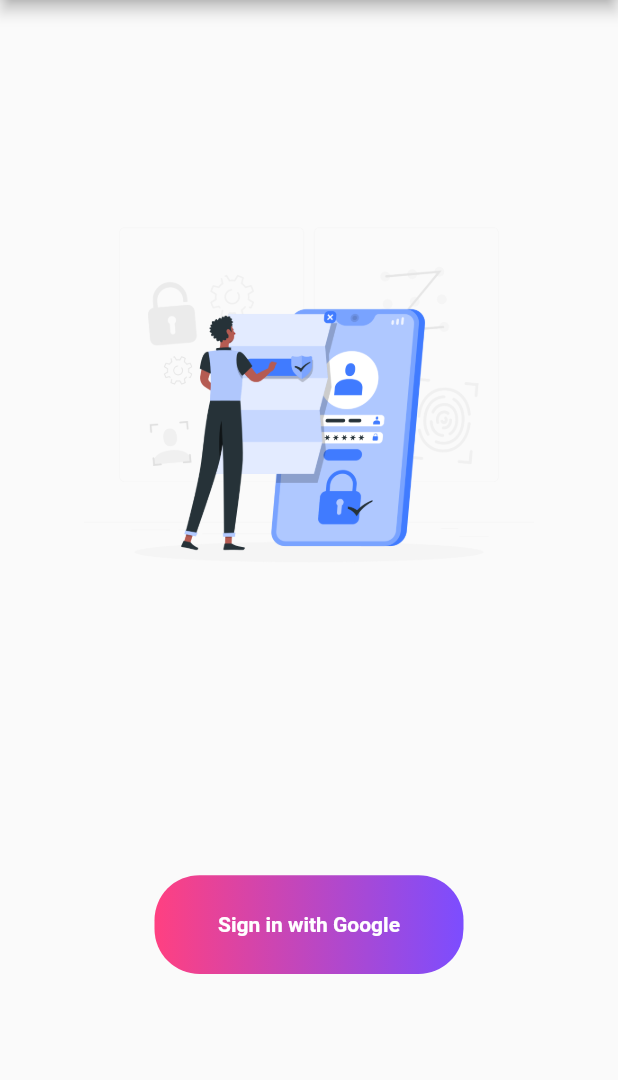
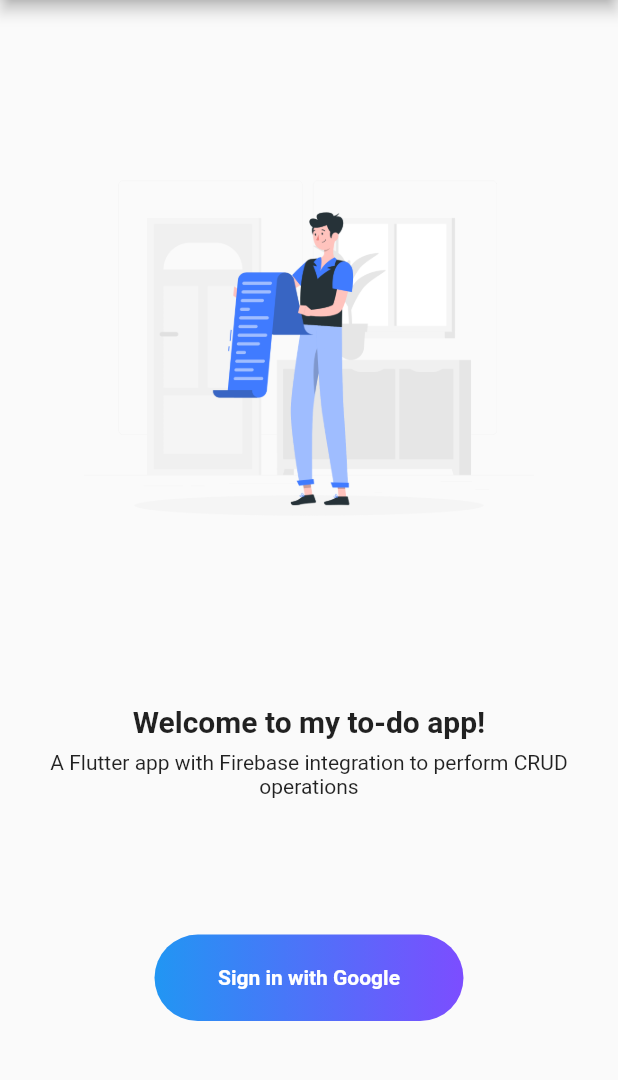
Before and after one commit to divyansh-nishad/the_iq_hub, a Flutter app: the screen it shows after launch, on a phone screen of 412 x 824 dp, the part 84-1164 px from its top. Run offline on Flutter 3.47's test engine with Material 2 defaults, Android fonts, the phone set to English and light mode, and no system bars; our stand-ins replace cloud_firestore, firebase_auth, firebase_core, flutter_slidable, google_sign_in; accounts and stored records are empty.

Commit message:
- homepage

```diff
--- a/lib/main.dart
+++ b/lib/main.dart
@@ -1,14 +1,13 @@
 import 'package:flutter/material.dart';
 import 'package:firebase_core/firebase_core.dart';
-
 import 'firebase_options.dart';
 import 'screens/auth_page.dart';
-
 
 final GlobalKey<NavigatorState> navigatorKey = GlobalKey<NavigatorState>();
 void main() async {
   WidgetsFlutterBinding.ensureInitialized();
-await Firebase.initializeApp(options: DefaultFirebaseOptions.currentPlatform);
+  await Firebase.initializeApp(options: DefaultFirebaseOptions.currentPlatform);
+
   runApp(const MyApp());
 }
 
@@ -18,7 +17,7 @@
   @override
   Widget build(BuildContext context) {
     return MaterialApp(
-      title: 'Nari Connect',
+      title: 'The IQ Hub',
       theme: ThemeData(
         primarySwatch: Colors.blue,
       ),
--- a/lib/screens/login.dart
+++ b/lib/screens/login.dart
@@ -25,22 +25,40 @@
           ),
           SizedBox(
             width: MediaQuery.of(context).size.width,
-            height: MediaQuery.of(context).size.height * 0.2,
+            height: MediaQuery.of(context).size.height * 0.1,
+          ),
+          const Text(
+            'Welcome to my to-do app!',
+            style: TextStyle(
+              fontSize: 20,
+              fontWeight: FontWeight.bold,
+            ),
+          ),
+          const Padding(
+            padding: EdgeInsets.all(8.0),
+            child: Text(
+              'A Flutter app with Firebase integration to perform CRUD operations',
+              textAlign: TextAlign.center,
+            ),
+          ),
+          SizedBox(
+            width: MediaQuery.of(context).size.width,
+            height: MediaQuery.of(context).size.height * 0.1,
           ),
           GestureDetector(
             onTap: signInWithGoogle,
             child: Container(
-              padding: const EdgeInsets.all(10),
+              padding: const EdgeInsets.all(5),
               margin: const EdgeInsets.symmetric(horizontal: 10),
               decoration: BoxDecoration(
                 // color: Colors.black,
-                borderRadius: BorderRadius.circular(30),
+                borderRadius: BorderRadius.circular(50),
                 gradient: const LinearGradient(
-                  colors: [Colors.pinkAccent, Colors.deepPurpleAccent],
+                  colors: [Colors.blue, Colors.deepPurpleAccent],
                 ),
               ),
               width: MediaQuery.of(context).size.width * 0.5,
-              height: MediaQuery.of(context).size.height * 0.08,
+              height: MediaQuery.of(context).size.height * 0.07,
               child: const Center(
                 child: Text(
                   'Sign in with Google',
--- a/pubspec.yaml
+++ b/pubspec.yaml
@@ -29,10 +29,13 @@
 # the latest version available on pub.dev. To see which dependencies have newer
 # versions available, run `flutter pub outdated`.
 dependencies:
+  cloud_firestore: ^4.5.2
   cupertino_icons: ^1.0.2
   firebase_auth: ^4.4.2
+  firebase_core: ^2.10.0
   flutter:
     sdk: flutter
+  flutter_slidable: ^1.3.2
   google_sign_in: ^6.1.0
 
 dev_dependencies:
@@ -51,7 +54,7 @@
   uses-material-design: true
   # To add assets to your application, add an assets section, like this:
   assets:
-      - assets/images/
+    - assets/images/
   #   - images/a_dot_burr.jpeg
   #   - images/a_dot_ham.jpeg
   # An image asset can refer to one or more resolution-specific "variants", see
```
Also changed, not shown: lib/data/database.dart (added, +29 -0 lines), lib/screens/home.dart (+112 -4 lines), lib/util/dialog_box.dart (added, +53 -0 lines), lib/util/my_button.dart (added, +20 -0 lines), lib/util/todo_tile.dart (added, +64 -0 lines), assets/images/login.png, lib/screens/to_do_form.dart (deleted), lib/screens/todo.dart (deleted), pubspec.lock, 2 other files.
